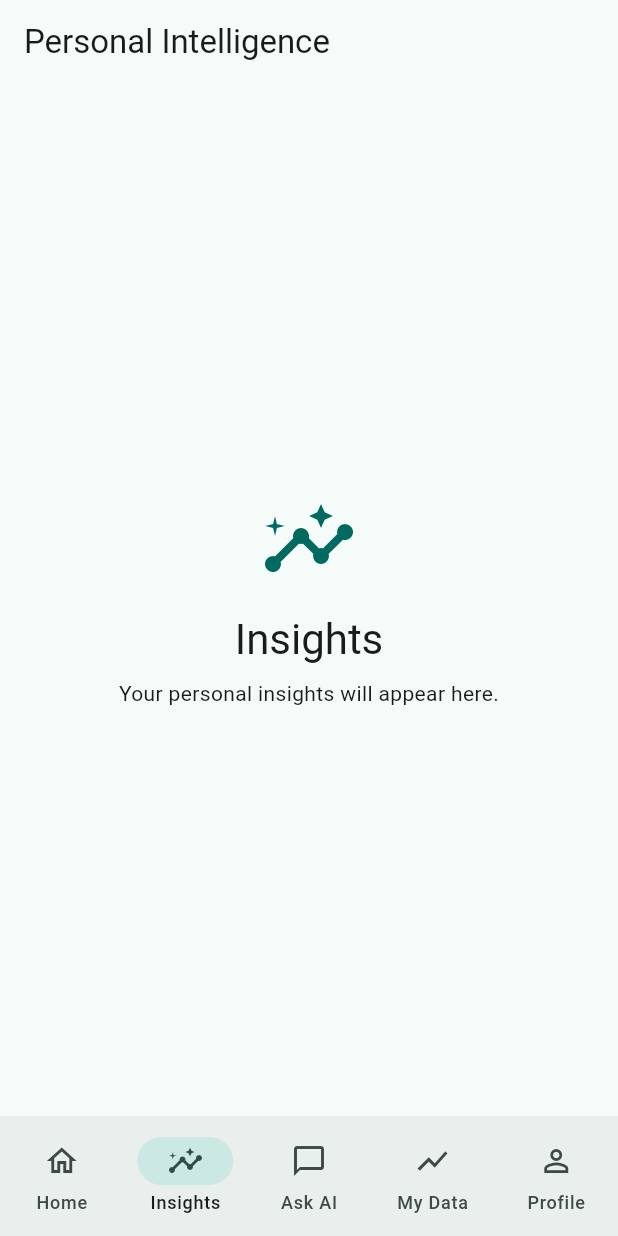
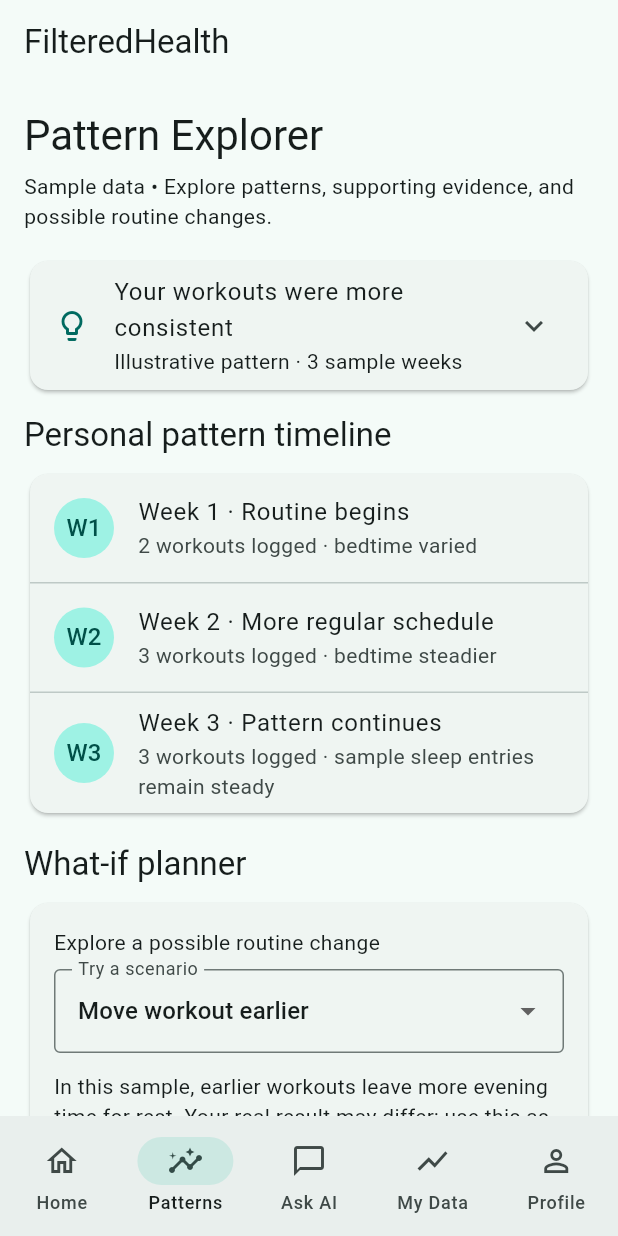
Before and after one commit to varun115566-debug/FILTEREDHEALTH, a Flutter app: the screen it shows after launch, item 2 of the bottom bar chosen, on a phone screen of 412 x 824 dp. Run offline on Flutter 3.47's test engine with Material 3 defaults, Android fonts, the phone set to English and light mode, and no system bars.

Commit message:
Add Pattern Explorer demo feature

```diff
--- a/lib/main.dart
+++ b/lib/main.dart
@@ -11,7 +11,7 @@ class PersonalIntelligenceApp extends StatelessWidget {
   Widget build(BuildContext context) {
     return MaterialApp(
       debugShowCheckedModeBanner: false,
-      title: 'Personal Intelligence',
+      title: 'FilteredHealth',
       theme: ThemeData(
         useMaterial3: true,
         colorScheme: ColorScheme.fromSeed(seedColor: Colors.teal),
@@ -33,11 +33,7 @@ class _MainNavigationState extends State<MainNavigation> {
 
   final List<Widget> _screens = const [
     HomeScreen(),
-    PlaceholderScreen(
-      title: 'Insights',
-      icon: Icons.insights_outlined,
-      description: 'Your personal insights will appear here.',
-    ),
+    PatternExplorerScreen(),
     PlaceholderScreen(
       title: 'Ask AI',
       icon: Icons.chat_bubble_outline,
@@ -58,18 +54,12 @@ class _MainNavigationState extends State<MainNavigation> {
   @override
   Widget build(BuildContext context) {
     return Scaffold(
-      appBar: AppBar(
-        title: const Text('Personal Intelligence'),
-      ),
-      body: SafeArea(
-        child: _screens[_selectedIndex],
-      ),
+      appBar: AppBar(title: const Text('FilteredHealth')),
+      body: SafeArea(child: _screens[_selectedIndex]),
       bottomNavigationBar: NavigationBar(
         selectedIndex: _selectedIndex,
         onDestinationSelected: (index) {
-          setState(() {
-            _selectedIndex = index;
-          });
+          setState(() => _selectedIndex = index);
         },
         destinations: const [
           NavigationDestination(
@@ -80,7 +70,7 @@ class _MainNavigationState extends State<MainNavigation> {
           NavigationDestination(
             icon: Icon(Icons.insights_outlined),
             selectedIcon: Icon(Icons.insights),
-            label: 'Insights',
+            label: 'Patterns',
           ),
           NavigationDestination(
             icon: Icon(Icons.chat_bubble_outline),
@@ -111,76 +101,169 @@ class HomeScreen extends StatelessWidget {
     return ListView(
       padding: const EdgeInsets.all(20),
       children: [
-        Text(
-          'Your day, at a glance',
-          style: Theme.of(context).textTheme.headlineMedium,
-        ),
+        Text('Your day, at a glance',
+            style: Theme.of(context).textTheme.headlineMedium),
         const SizedBox(height: 8),
-        Text(
-          'A personal overview of your health, habits, and well-being.',
-          style: Theme.of(context).textTheme.bodyMedium,
-        ),
+        Text('A personal overview of your health, habits, and well-being.',
+            style: Theme.of(context).textTheme.bodyMedium),
         const SizedBox(height: 24),
-
         Card(
           child: Padding(
             padding: const EdgeInsets.all(20),
             child: Column(
               crossAxisAlignment: CrossAxisAlignment.start,
               children: [
-                Text(
-                  "Today's overview",
-                  style: Theme.of(context).textTheme.titleLarge,
-                ),
+                Text("Today's overview",
+                    style: Theme.of(context).textTheme.titleLarge),
                 const SizedBox(height: 16),
-                const MetricRow(
-                  label: 'Sleep',
-                  value: '—',
-                  detail: 'Connect a data source',
-                ),
+                const MetricRow(label: 'Sleep', value: '—', detail: 'Connect a data source'),
                 const Divider(),
-                const MetricRow(
-                  label: 'Activity',
-                  value: '—',
-                  detail: 'Connect a data source',
-                ),
+                const MetricRow(label: 'Activity', value: '—', detail: 'Connect a data source'),
                 const Divider(),
-                const MetricRow(
-                  label: 'Mood',
-                  value: '—',
-                  detail: 'Add a check-in',
-                ),
+                const MetricRow(label: 'Mood', value: '—', detail: 'Add a check-in'),
               ],
             ),
           ),
         ),
         const SizedBox(height: 16),
-
         Card(
           child: ListTile(
-            leading: Icon(
-              Icons.lightbulb_outline,
-              color: Theme.of(context).colorScheme.primary,
-            ),
+            leading: Icon(Icons.lightbulb_outline, color: Theme.of(context).colorScheme.primary),
             title: const Text('Your next insight'),
-            subtitle: const Text(
-              'Insights will appear here when your data is connected.',
+            subtitle: const Text('Explore sample patterns in the Patterns tab.'),
+          ),
+        ),
+        const SizedBox(height: 16),
+        Card(
+          child: ListTile(
+            leading: Icon(Icons.add_chart, color: Theme.of(context).colorScheme.primary),
+            title: const Text('Build your personal baseline'),
+            subtitle: const Text('Connect a data source or log a daily check-in to get started.'),
+          ),
+        ),
+      ],
+    );
+  }
+}
+
+class PatternExplorerScreen extends StatefulWidget {
+  const PatternExplorerScreen({super.key});
+
+  @override
+  State<PatternExplorerScreen> createState() => _PatternExplorerScreenState();
+}
+
+class _PatternExplorerScreenState extends State<PatternExplorerScreen> {
+  String _whatIf = 'Move workout earlier';
+
+  String get _whatIfText {
+    switch (_whatIf) {
+      case 'Add a rest day':
+        return 'Your past sample weeks suggest that a rest day could create more recovery time. This is a scenario to consider, not a prediction.';
+      case 'Keep bedtime steadier':
+        return 'In this sample, steadier bedtimes overlap with more consistent workouts. The timeline shows a relationship, not proof of cause.';
+      default:
+        return 'In this sample, earlier workouts leave more evening time for rest. Your real result may differ; use this as a planning prompt.';
+    }
+  }
+
+  @override
+  Widget build(BuildContext context) {
+    final primary = Theme.of(context).colorScheme.primary;
+
+    return ListView(
+      padding: const EdgeInsets.all(16),
+      children: [
+        Text('Pattern Explorer',
+            style: Theme.of(context).textTheme.headlineMedium),
+        const SizedBox(height: 6),
+        const Text('Sample data • Explore patterns, supporting evidence, and possible routine changes.'),
+        const SizedBox(height: 16),
+        Card(
+          child: ExpansionTile(
+            leading: Icon(Icons.lightbulb_outline, color: primary),
+            title: const Text('Your workouts were more consistent'),
+            subtitle: const Text('Illustrative pattern · 3 sample weeks'),
+            childrenPadding: const EdgeInsets.fromLTRB(16, 0, 16, 16),
+            children: const [
+              Align(
+                alignment: Alignment.centerLeft,
+                child: Text(
+                  'Show me why\n'
+                  '• 3 of 4 logged workouts happened in weeks with a steadier bedtime.\n'
+                  '• Source: sample workout log and sample sleep entries.\n'
+                  '• Confidence: limited — only a few sample weeks are available.\n'
+                  'This overlap does not show that sleep caused the change.',
+                ),
+              ),
+            ],
+          ),
+        ),
+        const SizedBox(height: 12),
+        Text('Personal pattern timeline',
+            style: Theme.of(context).textTheme.titleLarge),
+        const SizedBox(height: 8),
+        Card(
+          child: Column(
+            children: const [
+              ListTile(
+                leading: CircleAvatar(child: Text('W1')),
+                title: Text('Week 1 · Routine begins'),
+                subtitle: Text('2 workouts logged · bedtime varied'),
+              ),
+              Divider(height: 1),
+              ListTile(
+                leading: CircleAvatar(child: Text('W2')),
+                title: Text('Week 2 · More regular schedule'),
+                subtitle: Text('3 workouts logged · bedtime steadier'),
+              ),
+              Divider(height: 1),
+              ListTile(
+                leading: CircleAvatar(child: Text('W3')),
+                title: Text('Week 3 · Pattern continues'),
+                subtitle: Text('3 workouts logged · sample sleep entries remain steady'),
+              ),
+            ],
+          ),
+        ),
+        const SizedBox(height: 16),
+        Text('What-if planner',
+            style: Theme.of(context).textTheme.titleLarge),
+        const SizedBox(height: 8),
+        Card(
+          child: Padding(
+            padding: const EdgeInsets.all(16),
+            child: Column(
+              crossAxisAlignment: CrossAxisAlignment.start,
+              children: [
+                const Text('Explore a possible routine change'),
+                const SizedBox(height: 8),
+                DropdownButtonFormField<String>(
+                  value: _whatIf,
+                  isExpanded: true,
+                  decoration: const InputDecoration(
+                    border: OutlineInputBorder(),
+                    labelText: 'Try a scenario',
+                  ),
+                  items: const [
+                    DropdownMenuItem(value: 'Move workout earlier', child: Text('Move workout earlier')),
+                    DropdownMenuItem(value: 'Add a rest day', child: Text('Add a rest day')),
+                    DropdownMenuItem(value: 'Keep bedtime steadier', child: Text('Keep bedtime steadier')),
+                  ],
+                  onChanged: (value) {
+                    if (value != null) setState(() => _whatIf = value);
+                  },
+                ),
+                const SizedBox(height: 12),
+                Text(_whatIfText),
+              ],
             ),
           ),
         ),
-        const SizedBox(height: 16),
-
-        Card(
-          child: ListTile(
-            leading: Icon(
-              Icons.add_chart,
-              color: Theme.of(context).colorScheme.primary,
-            ),
-            title: const Text('Build your personal baseline'),
-            subtitle: const Text(
-              'Connect a data source or log a daily check-in to get started.',
-            ),
-          ),
+        const SizedBox(height: 8),
+        const Text(
+          'Demo notice: these are illustrative sample entries, not your personal health data. Insights are not medical advice or guaranteed predictions.',
+          style: TextStyle(fontSize: 12),
         ),
       ],
     );
@@ -205,26 +288,9 @@ class MetricRow extends StatelessWidget {
       padding: const EdgeInsets.symmetric(vertical: 8),
       child: Row(
         children: [
-          Expanded(
-            flex: 2,
-            child: Text(
-              label,
-              style: Theme.of(context).textTheme.titleMedium,
-            ),
-          ),
-          Expanded(
-            child: Text(
-              value,
-              style: Theme.of(context).textTheme.titleMedium,
-            ),
-          ),
-          Expanded(
-            flex: 3,
-            child: Text(
-              detail,
-              style: Theme.of(context).textTheme.bodySmall,
-            ),
-          ),
+          Expanded(flex: 2, child: Text(label, style: Theme.of(context).textTheme.titleMedium)),
+          Expanded(child: Text(value, style: Theme.of(context).textTheme.titleMedium)),
+          Expanded(flex: 3, child: Text(detail, style: Theme.of(context).textTheme.bodySmall)),
         ],
       ),
     );
@@ -251,21 +317,11 @@ class PlaceholderScreen extends StatelessWidget {
         child: Column(
           mainAxisSize: MainAxisSize.min,
           children: [
-            Icon(
-              icon,
-              size: 64,
-              color: Theme.of(context).colorScheme.primary,
-            ),
+            Icon(icon, size: 64, color: Theme.of(context).colorScheme.primary),
             const SizedBox(height: 16),
-            Text(
-              title,
-              style: Theme.of(context).textTheme.headlineMedium,
-            ),
+            Text(title, style: Theme.of(context).textTheme.headlineMedium),
             const SizedBox(height: 8),
-            Text(
-              description,
-              textAlign: TextAlign.center,
-            ),
+            Text(description, textAlign: TextAlign.center),
           ],
         ),
       ),
```
